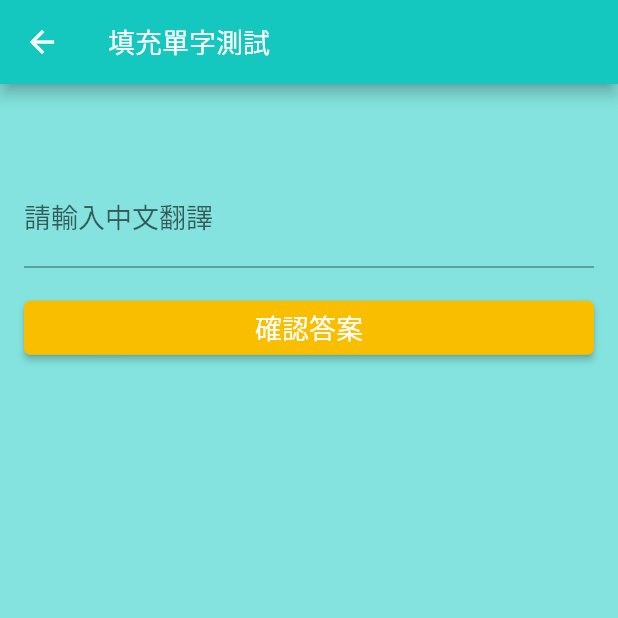
After one commit to nelsonchung/helpyouimproveenglish, a Flutter app: the EnglishPage screen opened directly, after a tap on "開始測試填充單字", on a phone screen of 412 x 824 dp, the top half of it. The commit adds this screen. Run offline on Flutter 3.47's test engine with Material 2 defaults, Android fonts, the phone set to English and light mode, and no system bars; our stand-ins replace sqflite; accounts and stored records are empty.

Commit message:
功能: 開始測試填充單字. 實作完成

```diff
--- a/lib/english_page.dart
+++ b/lib/english_page.dart
@@ -2,6 +2,7 @@ import 'package:flutter/material.dart';
 import 'package:sqflite/sqflite.dart';
 import 'package:path/path.dart' as path;
 import 'exam.dart';
+import 'exam_fill_word.dart';
 
 class EnglishPage extends StatefulWidget {
   const EnglishPage({Key? key}) : super(key: key);
@@ -22,7 +23,6 @@ class _EnglishPageState extends State<EnglishPage> {
     'Unit 5',
   ];
   String? _selectedCategory;
-  String _displayText = '';
 
   Database? _database;
 
@@ -92,10 +92,6 @@ class _EnglishPageState extends State<EnglishPage> {
 
     await _database!.insert('words', word);
 
-    setState(() {
-      _displayText = '單字已新增至資料庫';
-    });
-
     // ignore: use_build_context_synchronously
     showDialog(
       context: context,
@@ -115,10 +111,15 @@ class _EnglishPageState extends State<EnglishPage> {
       },
     );
 
-    _clearTextFields();
+    _englishWordController.clear();
+    _chineseWordController.clear();
   }
 
   void _showAllWords(BuildContext context) async {
+    if (_database == null || !_database!.isOpen) {
+      await _initializeDatabase();
+    }
+
     final words = await _database!.query('words');
 
     // ignore: use_build_context_synchronously
@@ -176,6 +177,10 @@ class _EnglishPageState extends State<EnglishPage> {
   }
 
   void _deleteWordFromDatabase(int id) async {
+    if (_database == null || !_database!.isOpen) {
+      await _initializeDatabase();
+    }
+
     await _database!.delete(
       'words',
       where: 'id = ?',
@@ -192,9 +197,14 @@ class _EnglishPageState extends State<EnglishPage> {
     );
   }
 
-  void _clearTextFields() {
-    _englishWordController.clear();
-    _chineseWordController.clear();
+  void _startWordFillTest(BuildContext context) {
+    Navigator.push(
+      context,
+      MaterialPageRoute(
+        builder: (context) =>
+            ExamFillWordPage(selectedCategory: _selectedCategory!),
+      ),
+    );
   }
 
   @override
@@ -220,9 +230,7 @@ class _EnglishPageState extends State<EnglishPage> {
             children: [
               const Text(
                 '分類',
-                style: TextStyle(
-                  fontSize: 18.0,
-                ),
+                style: TextStyle(fontSize: 18.0),
               ),
               DropdownButton<String>(
                 value: _selectedCategory,
@@ -290,9 +298,14 @@ class _EnglishPageState extends State<EnglishPage> {
                 ),
               ),
               const SizedBox(height: 16.0),
-              Text(
-                _displayText,
-                style: const TextStyle(fontSize: 16.0),
+              ElevatedButton(
+                onPressed: () {
+                  _startWordFillTest(context);
+                },
+                child: const Text(
+                  '開始測試填充單字',
+                  style: TextStyle(fontSize: 18.0),
+                ),
               ),
             ],
           ),
--- /dev/null
+++ b/lib/exam_fill_word.dart
@@ -0,0 +1,134 @@
+import 'dart:math';
+
+import 'package:flutter/material.dart';
+import 'package:sqflite/sqflite.dart';
+import 'package:path/path.dart' as path;
+
+class ExamFillWordPage extends StatefulWidget {
+  final String selectedCategory;
+
+  const ExamFillWordPage({Key? key, required this.selectedCategory})
+      : super(key: key);
+
+  @override
+  ExamFillWordPageState createState() => ExamFillWordPageState();
+}
+
+class ExamFillWordPageState extends State<ExamFillWordPage> {
+  final TextEditingController _chineseWordController = TextEditingController();
+  String? _englishWord;
+
+  Database? _database;
+
+  @override
+  void initState() {
+    super.initState();
+    _loadRandomWordFromDatabase();
+  }
+
+  Future<void> _loadRandomWordFromDatabase() async {
+    final databasePath = await getDatabasesPath();
+    final pathToDatabase = path.join(databasePath, 'word_database.db');
+
+    _database = await openDatabase(
+      pathToDatabase,
+      version: 1,
+    );
+
+    final selectedCategory = widget.selectedCategory;
+    final words = await _database!
+        .query('words', where: 'category = ?', whereArgs: [selectedCategory]);
+    if (words.isNotEmpty) {
+      final randomIndex = _getRandomIndex(words.length);
+      final randomWord = words[randomIndex];
+      _englishWord = randomWord['english_word'] as String?;
+    } else {
+      _englishWord = null;
+    }
+
+    setState(() {});
+  }
+
+  int _getRandomIndex(int length) {
+    final random = Random();
+    return random.nextInt(length);
+  }
+
+  Future<void> _checkAnswer(BuildContext context) async {
+    final enteredChineseWord = _chineseWordController.text;
+
+    if (_englishWord == null || enteredChineseWord.isEmpty) {
+      return;
+    }
+
+    final word = await _database!.query(
+      'words',
+      where: 'category = ? AND english_word = ? AND chinese_word = ?',
+      whereArgs: [widget.selectedCategory, _englishWord, enteredChineseWord],
+    );
+
+    // ignore: use_build_context_synchronously
+    showDialog(
+      context: context,
+      builder: (context) {
+        return AlertDialog(
+          title: Text(word.isNotEmpty ? '正確' : '錯誤'),
+          content: Text(word.isNotEmpty ? '答案正確!' : '答案錯誤!'),
+          actions: [
+            TextButton(
+              onPressed: () {
+                Navigator.pop(context);
+                _loadRandomWordFromDatabase();
+                _chineseWordController.clear();
+              },
+              child: const Text('下一題'),
+            ),
+          ],
+        );
+      },
+    );
+  }
+
+  @override
+  void dispose() {
+    _database?.close();
+    super.dispose();
+  }
+
+  @override
+  Widget build(BuildContext context) {
+    return Scaffold(
+      appBar: AppBar(
+        title: const Text('填充單字測試'),
+      ),
+      body: Padding(
+        padding: const EdgeInsets.all(16.0),
+        child: Column(
+          crossAxisAlignment: CrossAxisAlignment.stretch,
+          children: [
+            Text(
+              _englishWord ?? '',
+              style:
+                  const TextStyle(fontSize: 24.0, fontWeight: FontWeight.bold),
+            ),
+            const SizedBox(height: 16.0),
+            TextField(
+              controller: _chineseWordController,
+              style: const TextStyle(fontSize: 18.0),
+              decoration: const InputDecoration(
+                labelText: '請輸入中文翻譯',
+              ),
+            ),
+            const SizedBox(height: 16.0),
+            ElevatedButton(
+              onPressed: () {
+                _checkAnswer(context);
+              },
+              child: const Text('確認答案'),
+            ),
+          ],
+        ),
+      ),
+    );
+  }
+}
```
